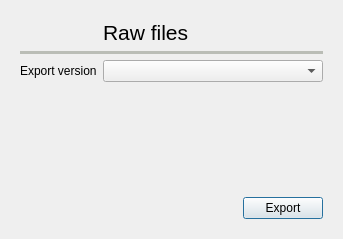
The window that src/VeraGrid/Gui/PsseExportDialogue/psse_export_gui.ui (JordiBejarUPC/veragrid-hvdc-bipolar-pfc) describes before a commit, drawn with Qt 5.
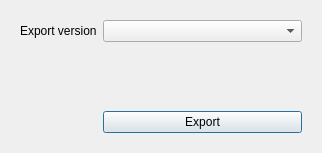
The same window after the commit. Icons and pictures are not drawn.

Commit message: Moved the export file to a different logic

Patch:
```diff
--- a/src/VeraGrid/Gui/PsseExportDialogue/psse_export_gui.ui
+++ b/src/VeraGrid/Gui/PsseExportDialogue/psse_export_gui.ui
@@ -6,8 +6,8 @@
    <rect>
     <x>0</x>
     <y>0</y>
-    <width>343</width>
-    <height>239</height>
+    <width>318</width>
+    <height>153</height>
    </rect>
   </property>
   <property name="windowTitle">
@@ -28,198 +28,37 @@
      <property name="frameShadow">
       <enum>QFrame::Shadow::Raised</enum>
      </property>
-     <layout class="QGridLayout" name="gridLayout_11">
-      <item row="2" column="0">
+     <layout class="QFormLayout" name="formLayout">
+      <item row="0" column="0">
        <widget class="QLabel" name="label_112">
         <property name="text">
          <string>Export version</string>
         </property>
        </widget>
       </item>
-      <item row="0" column="0">
-       <widget class="QLabel" name="label_145">
-        <property name="minimumSize">
-         <size>
-          <width>24</width>
-          <height>24</height>
-         </size>
-        </property>
-        <property name="maximumSize">
-         <size>
-          <width>24</width>
-          <height>24</height>
-         </size>
-        </property>
-        <property name="text">
-         <string/>
-        </property>
-        <property name="pixmap">
-         <pixmap resource="../Icons/icons.qrc">:/Icons/icons/new2c.png</pixmap>
-        </property>
-        <property name="scaledContents">
-         <bool>true</bool>
-        </property>
-       </widget>
-      </item>
-      <item row="1" column="0" colspan="2">
-       <widget class="Line" name="line_33">
-        <property name="palette">
-         <palette>
-          <active>
-           <colorrole role="WindowText">
-            <brush brushstyle="SolidPattern">
-             <color alpha="255">
-              <red>186</red>
-              <green>189</green>
-              <blue>182</blue>
-             </color>
-            </brush>
-           </colorrole>
-          </active>
-          <inactive>
-           <colorrole role="WindowText">
-            <brush brushstyle="SolidPattern">
-             <color alpha="255">
-              <red>186</red>
-              <green>189</green>
-              <blue>182</blue>
-             </color>
-            </brush>
-           </colorrole>
-          </inactive>
-          <disabled>
-           <colorrole role="WindowText">
-            <brush brushstyle="SolidPattern">
-             <color alpha="255">
-              <red>190</red>
-              <green>190</green>
-              <blue>190</blue>
-             </color>
-            </brush>
-           </colorrole>
-          </disabled>
-         </palette>
-        </property>
-        <property name="frameShadow">
-         <enum>QFrame::Shadow::Plain</enum>
-        </property>
-        <property name="lineWidth">
-         <number>4</number>
-        </property>
-        <property name="orientation">
-         <enum>Qt::Orientation::Horizontal</enum>
-        </property>
-       </widget>
-      </item>
       <item row="0" column="1">
-       <widget class="QLabel" name="label_131">
-        <property name="palette">
-         <palette>
-          <active>
-           <colorrole role="WindowText">
-            <brush brushstyle="SolidPattern">
-             <color alpha="255">
-              <red>85</red>
-              <green>87</green>
-              <blue>83</blue>
-             </color>
-            </brush>
-           </colorrole>
-          </active>
-          <inactive>
-           <colorrole role="WindowText">
-            <brush brushstyle="SolidPattern">
-             <color alpha="255">
-              <red>0</red>
-              <green>0</green>
-              <blue>0</blue>
-             </color>
-            </brush>
-           </colorrole>
-          </inactive>
-          <disabled>
-           <colorrole role="WindowText">
-            <brush brushstyle="SolidPattern">
-             <color alpha="255">
-              <red>190</red>
-              <green>190</green>
-              <blue>190</blue>
-             </color>
-            </brush>
-           </colorrole>
-          </disabled>
-         </palette>
-        </property>
-        <property name="font">
-         <font>
-          <pointsize>16</pointsize>
-         </font>
-        </property>
+       <widget class="QComboBox" name="raw_export_version_comboBox"/>
+      </item>
+      <item row="2" column="1">
+       <widget class="QPushButton" name="exportButton">
         <property name="text">
-         <string>Raw files</string>
+         <string>Export</string>
         </property>
        </widget>
       </item>
-      <item row="3" column="1">
-       <spacer name="verticalSpacer_20">
+      <item row="1" column="1">
+       <spacer name="verticalSpacer">
         <property name="orientation">
          <enum>Qt::Orientation::Vertical</enum>
         </property>
         <property name="sizeHint" stdset="0">
          <size>
           <width>20</width>
-          <height>436</height>
+          <height>40</height>
          </size>
         </property>
        </spacer>
       </item>
-      <item row="2" column="1">
-       <widget class="QComboBox" name="raw_export_version_comboBox"/>
-      </item>
-      <item row="4" column="0" colspan="2">
-       <widget class="QFrame" name="frame">
-        <property name="frameShape">
-         <enum>QFrame::Shape::NoFrame</enum>
-        </property>
-        <property name="frameShadow">
-         <enum>QFrame::Shadow::Raised</enum>
-        </property>
-        <layout class="QHBoxLayout" name="horizontalLayout">
-         <property name="leftMargin">
-          <number>0</number>
-         </property>
-         <property name="topMargin">
-          <number>0</number>
-         </property>
-         <property name="rightMargin">
-          <number>0</number>
-         </property>
-         <property name="bottomMargin">
-          <number>0</number>
-         </property>
-         <item>
-          <spacer name="horizontalSpacer">
-           <property name="orientation">
-            <enum>Qt::Orientation::Horizontal</enum>
-           </property>
-           <property name="sizeHint" stdset="0">
-            <size>
-             <width>40</width>
-             <height>20</height>
-            </size>
-           </property>
-          </spacer>
-         </item>
-         <item>
-          <widget class="QPushButton" name="exportButton">
-           <property name="text">
-            <string>Export</string>
-           </property>
-          </widget>
-         </item>
-        </layout>
-       </widget>
-      </item>
      </layout>
     </widget>
    </item>
```
Left out of the diff: 1 changed line with no effect on the pictures. The commit also changes 28 other files.
